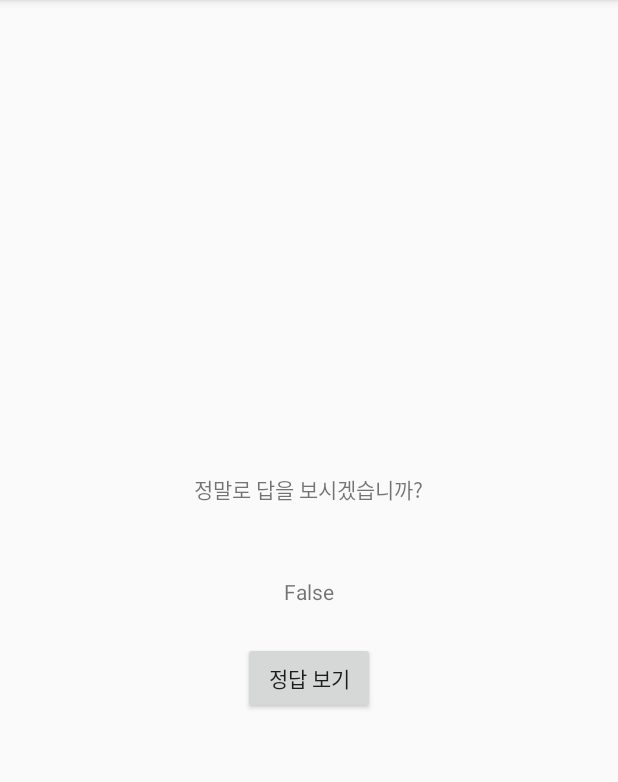
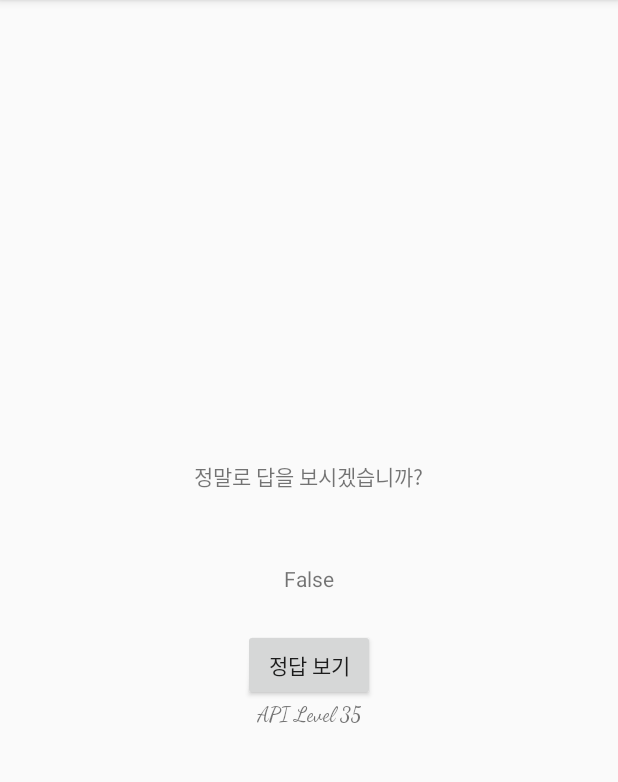
Before and after one commit to suprodigy/Android-Programming, an Android app: the CheatActivity screen opened directly, with no data from a screen before it, after a tap on "정답 보기", on a phone screen of 412 x 824 dp, the part 84-866 px from its top. Run offline under Robolectric (Android 15) with nearby library versions, the phone set to English and light mode, and no system bars.

Commit message:
chapter6. sdk version & compatibility

```diff
--- a/GeoQuiz/app/src/main/java/com/example/android/geoquiz/CheatActivity.java
+++ b/GeoQuiz/app/src/main/java/com/example/android/geoquiz/CheatActivity.java
@@ -1,10 +1,14 @@
 package com.example.android.geoquiz;
 
+import android.animation.Animator;
+import android.animation.AnimatorListenerAdapter;
 import android.content.Context;
 import android.content.Intent;
+import android.os.Build;
 import android.os.Bundle;
 import android.support.v7.app.AppCompatActivity;
 import android.view.View;
+import android.view.ViewAnimationUtils;
 import android.widget.Button;
 import android.widget.TextView;
 
@@ -18,7 +22,9 @@
 
     private boolean mAnswerIsTrue;
     private boolean mAnswerIsShown = false;
+
     private TextView mAnswerTextView;
+    private TextView mVersionInfoTextView;
     private Button mShowAnswer;
 
     public static Intent newIntent(Context packageContext, boolean answerIsTrue) {
@@ -52,8 +58,28 @@
                 setText();
                 mAnswerIsShown = true;
                 setAnswerShownResult(mAnswerIsShown);
+
+                if (Build.VERSION.SDK_INT >= Build.VERSION_CODES.LOLLIPOP) {
+                    int cx = mShowAnswer.getWidth() / 2;
+                    int cy = mShowAnswer.getHeight() / 2;
+                    float radius = mShowAnswer.getWidth();
+                    Animator anim = ViewAnimationUtils.createCircularReveal(mShowAnswer, cx, cy, radius, 0);
+                    anim.addListener(new AnimatorListenerAdapter() {
+                        @Override
+                        public void onAnimationEnd(Animator animation) {
+                            super.onAnimationEnd(animation);
+                            mShowAnswer.setVisibility(View.INVISIBLE);
+                        }
+                    });
+                    anim.start();
+                } else {
+                    mShowAnswer.setVisibility(View.INVISIBLE);
+                }
             }
         });
+
+        mVersionInfoTextView = (TextView) findViewById(R.id.version_info);
+        mVersionInfoTextView.setText("API Level " + Build.VERSION.SDK_INT);
     }
 
     private void setAnswerShownResult(boolean isAnswerShown) {
--- a/GeoQuiz/app/src/main/res/layout/activity_cheat.xml
+++ b/GeoQuiz/app/src/main/res/layout/activity_cheat.xml
@@ -27,4 +27,11 @@
         android:layout_width="wrap_content"
         android:layout_height="wrap_content"/>
 
+    <TextView
+        android:id="@+id/version_info"
+        tools:text="API Level"
+        android:fontFamily="cursive"
+        android:layout_width="wrap_content"
+        android:layout_height="wrap_content"/>
+
 </LinearLayout>
```
